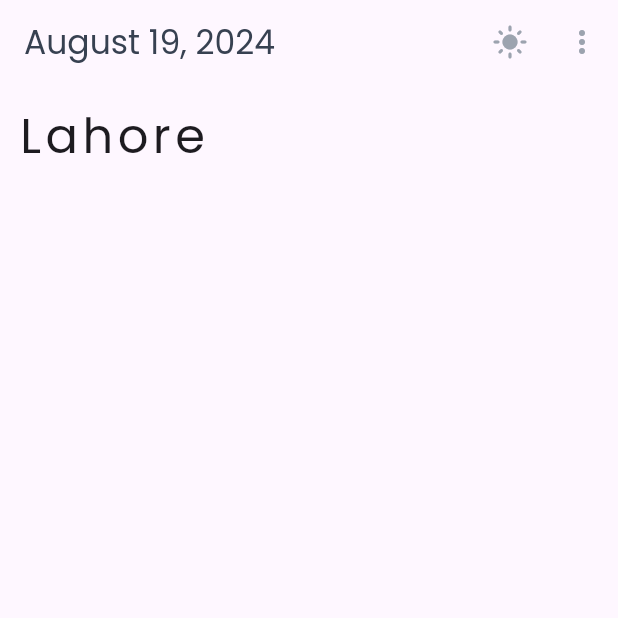
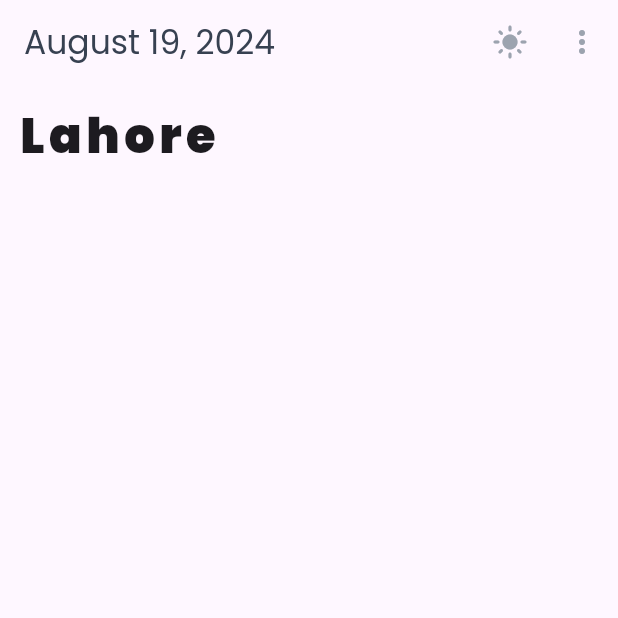
Before and after one commit to Ab5ullah/WeatherApp, a Flutter app: the screen it shows after launch, on a phone screen of 412 x 824 dp, the top half of it. Run offline on Flutter 3.47's test engine with Material 3 defaults, Android fonts, the phone set to English and light mode, and no system bars; our stand-ins replace get, velocity_x.

Commit message:
changing3

```diff
--- a/lib/homescreen.dart
+++ b/lib/homescreen.dart
@@ -27,7 +27,12 @@ class WeatherApp extends StatelessWidget {
       body: Container(
         padding: const EdgeInsets.all(12),
         child: Column(children: [
-          "Lahore".text.fontFamily("poppins").size(32).letterSpacing(3).make()
+          "Lahore"
+              .text
+              .fontFamily("poppins_bold")
+              .size(32)
+              .letterSpacing(3)
+              .make()
         ]),
       ),
     );
```
